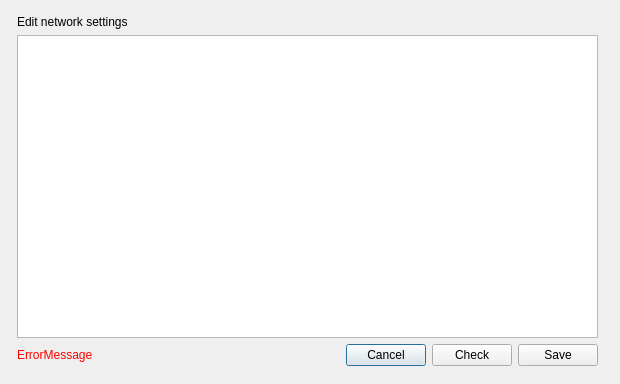
Qt form src/gui/qt/dialogeditnetwork.ui (mit-spbau-ru/Syrop) before a commit.
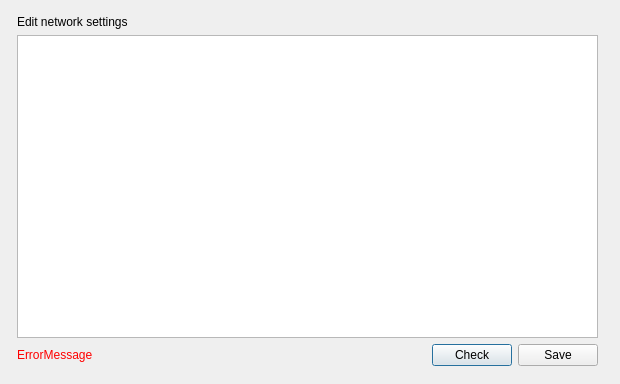
The same form after that commit.

What changed in the file:
```diff
--- a/src/gui/qt/dialogeditnetwork.ui
+++ b/src/gui/qt/dialogeditnetwork.ui
@@ -61,13 +61,6 @@
         </property>
        </spacer>
       </item>
-      <item>
-       <widget class="QPushButton" name="pushButtonCancel">
-        <property name="text">
-         <string>Cancel</string>
-        </property>
-       </widget>
-      </item>
       <item>
        <widget class="QPushButton" name="pushButtonCheck">
         <property name="text">
```
